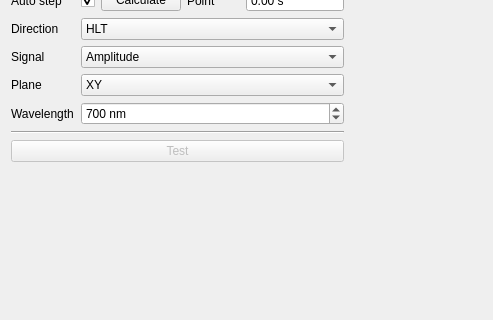
Kaldarinz/PA-RSCF-22-72-00015-, file modules/gui/designer/map_measure_widget.ui: the form before one commit; both pictures show x 0 to 493 and y 299 to 619 of the 1269 by 907 pixel window.
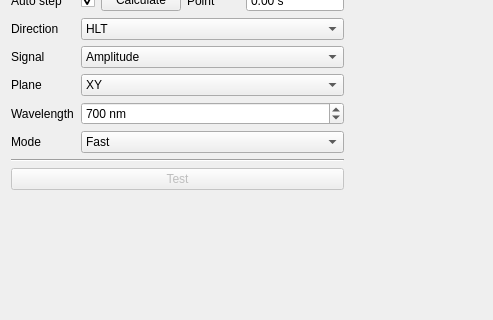
The form after the commit. Icons and pictures are not drawn. Custom widgets are drawn as their Qt base class.

Commit message: fast scan

What changed in the file:
```diff
--- a/modules/gui/designer/map_measure_widget.ui
+++ b/modules/gui/designer/map_measure_widget.ui
@@ -1074,6 +1074,27 @@
          </property>
         </widget>
        </item>
+       <item row="6" column="0">
+        <widget class="QLabel" name="lbl_mode">
+         <property name="text">
+          <string>Mode</string>
+         </property>
+        </widget>
+       </item>
+       <item row="6" column="1">
+        <widget class="QComboBox" name="cb_mode">
+         <item>
+          <property name="text">
+           <string>Fast</string>
+          </property>
+         </item>
+         <item>
+          <property name="text">
+           <string>Normal</string>
+          </property>
+         </item>
+        </widget>
+       </item>
       </layout>
      </item>
      <item>
```
The commit also changes 8 other files.
